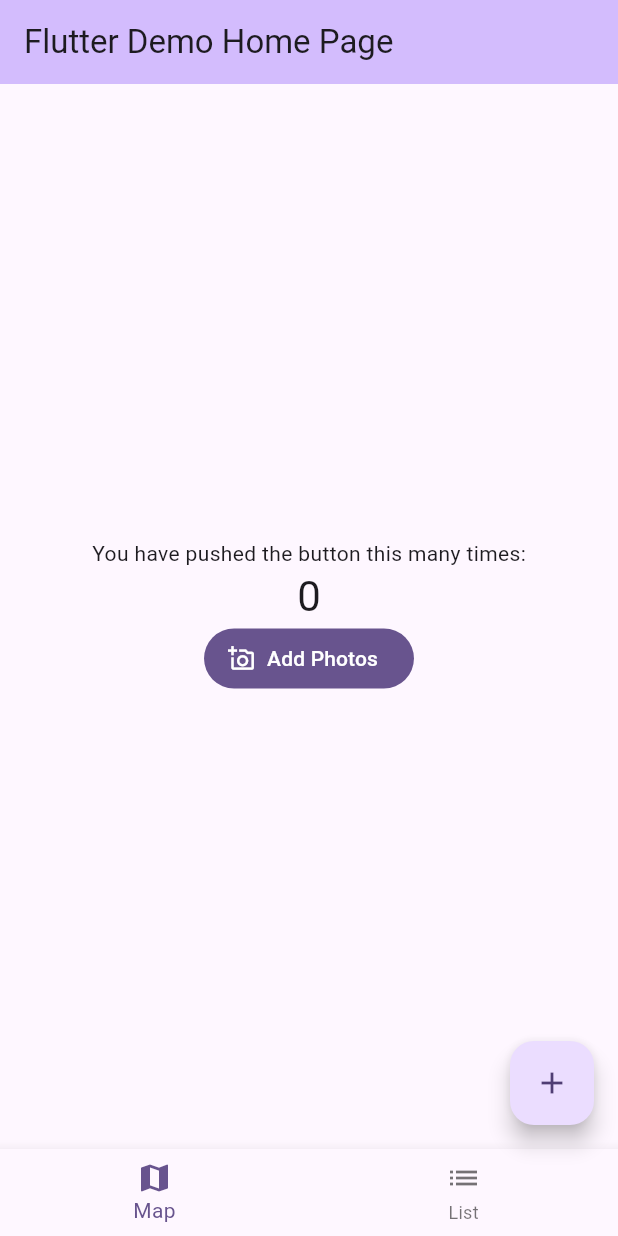
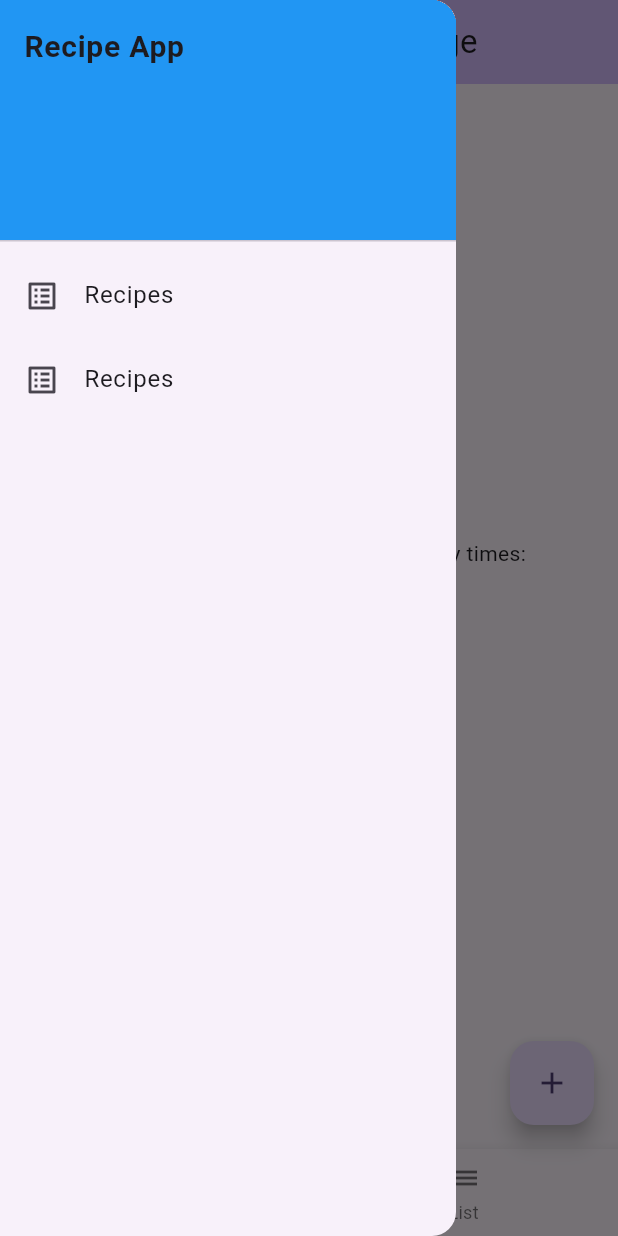
Before and after one commit to kyledavidson2/CIS4030-Group-3, a Flutter app: the screen it shows after launch, with the side drawer open (before the commit the screen has no drawer), on a phone screen of 412 x 824 dp. Run offline on Flutter 3.47's test engine with Material 3 defaults, Android fonts, the phone set to English and light mode, and no system bars.

Commit message:
update main

```diff
--- a/lib/main.dart
+++ b/lib/main.dart
@@ -1,5 +1,6 @@
 import 'package:flutter/material.dart';
 import 'global_widgets.dart';
+import 'add_room.dart';
 
 void main() {
   runApp(const MyApp());
@@ -32,7 +33,7 @@ class MyApp extends StatelessWidget {
           colorScheme: ColorScheme.fromSeed(seedColor: Colors.deepPurple),
           useMaterial3: true,
         ),
-      home: const MyHomePage(title: 'Flutter Demo Home Page'),
+        home: const MyHomePage(title: 'Flutter Demo Home Page')
     );
   }
 }
@@ -113,16 +114,52 @@ class _MyHomePageState extends State<MyHomePage> {
               '$_counter',
               style: Theme.of(context).textTheme.headlineMedium,
             ),
-            AddPhotosButton(),
+            const AddPhotosButton(),
           ],
         ),
+      ),
+      drawer: Drawer(
+        child: ListView(padding: EdgeInsets.zero, children: [
+          const DrawerHeader(
+              decoration: BoxDecoration(
+                color: Colors.blue,
+              ),
+              child: Text(
+                'Recipe App',
+                style: TextStyle(fontWeight: FontWeight.bold, fontSize: 20),
+              )),
+          GestureDetector(
+              onTap: () {
+                Navigator.push(
+                  context,
+                  MaterialPageRoute(
+                      builder: (context) => AddRoom()),
+                );
+              },
+              child: const ListTile(
+                leading: Icon(Icons.list_alt),
+                title: Text("Recipes"),
+              )),
+          GestureDetector(
+              onTap: () {
+                Navigator.push(
+                  context,
+                  MaterialPageRoute(
+                      builder: (context) => AddRoom()),
+                );
+              },
+              child: const ListTile(
+                leading: Icon(Icons.list_alt),
+                title: Text("Recipes"),
+              )),
+        ]),
       ),
       floatingActionButton: FloatingActionButton(
         onPressed: _incrementCounter,
         tooltip: 'Increment',
         child: const Icon(Icons.add),
       ), // This trailing comma makes auto-formatting nicer for build methods.
-      bottomNavigationBar: MainNavigationBar(),
+      bottomNavigationBar: const MainNavigationBar(),
     );
   }
 }
```
Lines whose indentation alone changed are shown as unchanged.
